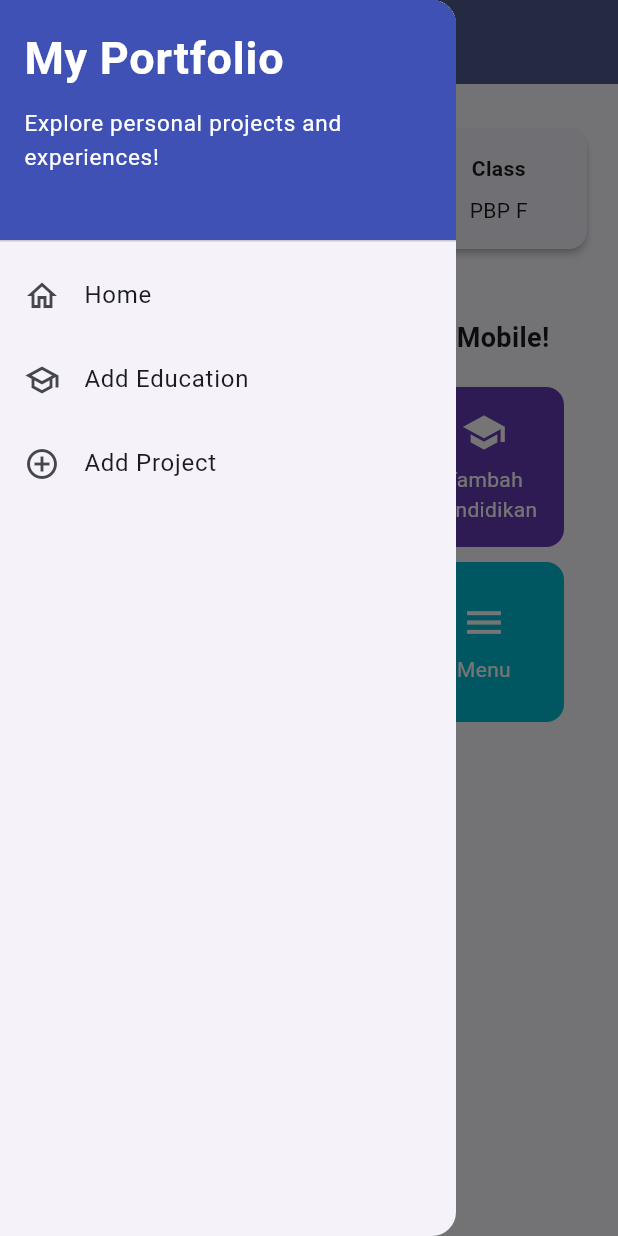
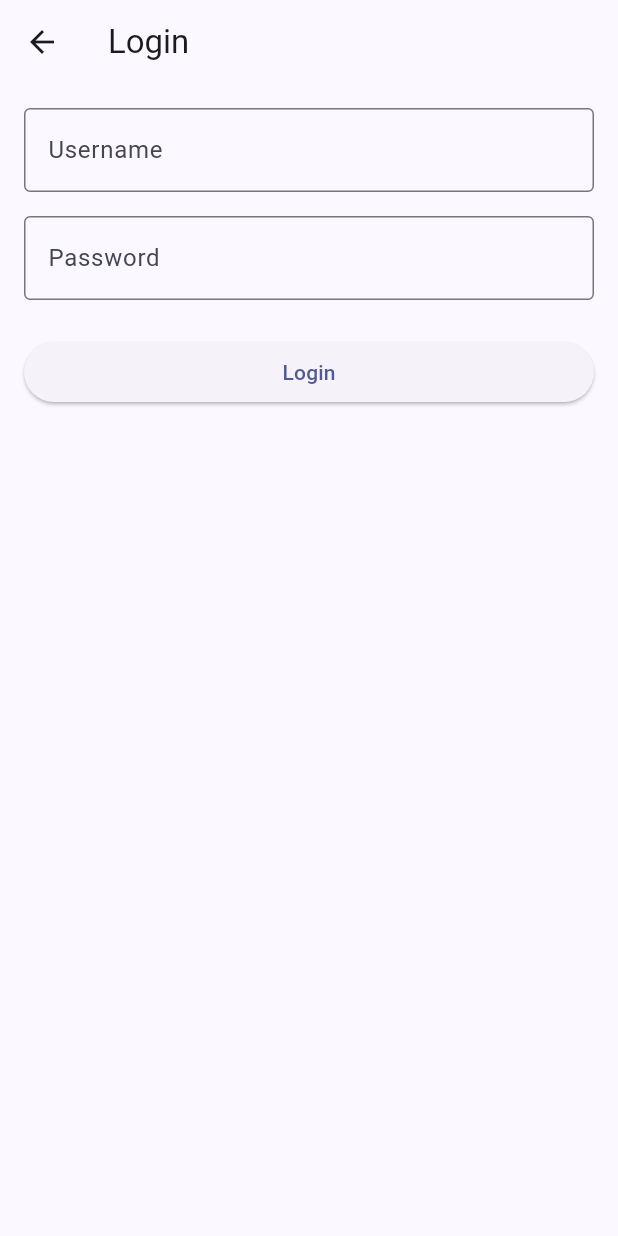
Before and after one commit to ervhinoaryoseto-del/myportofolio_mobile, a Flutter app: the screen it shows after launch, in the side drawer, after a tap on "Logout", on a phone screen of 412 x 824 dp. Run offline on Flutter 3.47's test engine with Material 3 defaults, Android fonts, the phone set to English and light mode, and no system bars; our stand-ins replace material_ui; generated files the repository leaves out were written again.

Commit message:
feat: add project API browsing and authentication

```diff
--- a/lib/main.dart
+++ b/lib/main.dart
@@ -1,25 +1,35 @@
 import 'package:material_ui/material_ui.dart';
 import 'package:myportofolio_mobile/screens/menu.dart';
+import 'package:myportofolio_mobile/services/api_client.dart';
+import 'package:myportofolio_mobile/services/auth_state.dart';
+import 'package:provider/provider.dart';
 
 void main() {
-  runApp(const MyApp());
+  runApp(MyApp(apiClient: ApiClient()));
 }
 
 class MyApp extends StatelessWidget {
-  const MyApp({super.key});
+  const MyApp({required this.apiClient, super.key});
+  final ApiClient apiClient;
 
   @override
   Widget build(BuildContext context) {
-    return MaterialApp(
+    return MultiProvider(
+      providers: [
+        Provider.value(value: apiClient),
+        ChangeNotifierProvider(create: (_) => AuthState(apiClient)),
+      ],
+      child: MaterialApp(
         title: 'MyPortfolio',
         theme: ThemeData(
           colorScheme: ColorScheme.fromSeed(
             seedColor: Colors.indigo,
-          secondary  : Colors.amber[700],
+            secondary: Colors.amber[700],
           ),
           useMaterial3: true,
         ),
         home: MyHomePage(),
+      ),
     );
   }
 }
--- /dev/null
+++ b/lib/screens/login_screen.dart
@@ -0,0 +1,76 @@
+import 'package:material_ui/material_ui.dart';
+import 'package:myportofolio_mobile/services/api_client.dart';
+import 'package:myportofolio_mobile/services/auth_state.dart';
+import 'package:provider/provider.dart';
+
+class LoginScreen extends StatefulWidget {
+  const LoginScreen({super.key});
+  @override
+  State<LoginScreen> createState() => _LoginScreenState();
+}
+
+class _LoginScreenState extends State<LoginScreen> {
+  final _formKey = GlobalKey<FormState>();
+  String _username = '', _password = '';
+  bool _isSubmitting = false;
+
+  Future<void> _submit() async {
+    if (!_formKey.currentState!.validate()) return;
+    setState(() => _isSubmitting = true);
+    try {
+      await context.read<AuthState>().login(_username, _password);
+      if (mounted) Navigator.pop(context, true);
+    } on ApiException catch (error) {
+      if (mounted) {
+        ScaffoldMessenger.of(context).showSnackBar(
+          SnackBar(content: Text('Login gagal (${error.statusCode})')),
+        );
+      }
+    } finally {
+      if (mounted) setState(() => _isSubmitting = false);
+    }
+  }
+
+  @override
+  Widget build(BuildContext context) => Scaffold(
+    appBar: AppBar(title: const Text('Login')),
+    body: Form(
+      key: _formKey,
+      child: SingleChildScrollView(
+        padding: const EdgeInsets.all(16),
+        child: Column(
+          crossAxisAlignment: CrossAxisAlignment.stretch,
+          children: [
+            TextFormField(
+              decoration: const InputDecoration(
+                labelText: 'Username',
+                border: OutlineInputBorder(),
+              ),
+              onChanged: (v) => _username = v,
+              validator: (v) =>
+                  v == null || v.isEmpty ? 'Username cannot be empty!' : null,
+            ),
+            const SizedBox(height: 16),
+            TextFormField(
+              obscureText: true,
+              decoration: const InputDecoration(
+                labelText: 'Password',
+                border: OutlineInputBorder(),
+              ),
+              onChanged: (v) => _password = v,
+              validator: (v) =>
+                  v == null || v.isEmpty ? 'Password cannot be empty!' : null,
+            ),
+            const SizedBox(height: 24),
+            ElevatedButton(
+              onPressed: _isSubmitting ? null : _submit,
+              child: _isSubmitting
+                  ? const CircularProgressIndicator()
+                  : const Text('Login'),
+            ),
+          ],
+        ),
+      ),
+    ),
+  );
+}
--- /dev/null
+++ b/lib/services/auth_state.dart
@@ -0,0 +1,26 @@
+import 'package:flutter/foundation.dart';
+import 'package:myportofolio_mobile/services/api_client.dart';
+
+class AuthState extends ChangeNotifier {
+  AuthState(this._apiClient, {String? initialToken}) : _token = initialToken;
+  final ApiClient _apiClient;
+  String? _token;
+  String? get token => _token;
+  bool get isLoggedIn => _token != null;
+
+  Future<void> login(String username, String password) async {
+    _token = await _apiClient.obtainToken(username, password);
+    notifyListeners();
+  }
+
+  Future<void> logout() async {
+    final current = _token;
+    if (current == null) return;
+    try {
+      await _apiClient.logout(token: current);
+    } finally {
+      _token = null;
+      notifyListeners();
+    }
+  }
+}
--- /dev/null
+++ b/lib/widgets/auth_guard.dart
@@ -0,0 +1,13 @@
+import 'package:flutter/material.dart';
+import 'package:myportofolio_mobile/screens/login_screen.dart';
+import 'package:myportofolio_mobile/services/auth_state.dart';
+import 'package:provider/provider.dart';
+
+Future<bool> ensureLoggedIn(BuildContext context) async {
+  if (context.read<AuthState>().isLoggedIn) return true;
+  final loggedIn = await Navigator.push<bool>(
+    context,
+    MaterialPageRoute(builder: (_) => const LoginScreen()),
+  );
+  return loggedIn ?? false;
+}
--- a/lib/widgets/left_drawer.dart
+++ b/lib/widgets/left_drawer.dart
@@ -2,12 +2,17 @@ import 'package:material_ui/material_ui.dart';
 import 'package:myportofolio_mobile/screens/menu.dart';
 import 'package:myportofolio_mobile/screens/project_form.dart';
 import 'package:myportofolio_mobile/screens/education_form.dart';
+import 'package:myportofolio_mobile/screens/project_list_screen.dart';
+import 'package:myportofolio_mobile/services/auth_state.dart';
+import 'package:myportofolio_mobile/widgets/auth_guard.dart';
+import 'package:provider/provider.dart';
 
 class LeftDrawer extends StatelessWidget {
   const LeftDrawer({super.key});
 
   @override
   Widget build(BuildContext context) {
+    final isLoggedIn = context.watch<AuthState>().isLoggedIn;
     return Drawer(
       child: ListView(
         children: [
@@ -33,6 +38,14 @@ class LeftDrawer extends StatelessWidget {
             ),
           ),
           ListTile(
+            leading: const Icon(Icons.folder_outlined),
+            title: const Text('Projects'),
+            onTap: () => Navigator.push(
+              context,
+              MaterialPageRoute(builder: (_) => const ProjectListScreen()),
+            ),
+          ),
+          ListTile(
             leading: const Icon(Icons.home_outlined),
             title: const Text('Home'),
             onTap: () {
@@ -48,7 +61,9 @@ class LeftDrawer extends StatelessWidget {
             onTap: () {
               Navigator.push(
                 context,
-                MaterialPageRoute(builder: (context) => const EducationFormPage()),
+                MaterialPageRoute(
+                  builder: (context) => const EducationFormPage(),
+                ),
               );
             },
           ),
@@ -56,14 +71,31 @@ class LeftDrawer extends StatelessWidget {
             leading: const Icon(Icons.add_circle_outline),
             title: const Text('Add Project'),
             onTap: () {
-              Navigator.push(
-                context,
-                MaterialPageRoute(
-                  builder: (context) => const ProjectFormPage(),
-                ),
-              );
+              ensureLoggedIn(context).then((loggedIn) {
+                if (loggedIn && context.mounted) {
+                  Navigator.push(
+                    context,
+                    MaterialPageRoute(builder: (_) => const ProjectFormPage()),
+                  );
+                }
+              });
             },
           ),
+          if (!isLoggedIn)
+            ListTile(
+              leading: const Icon(Icons.login),
+              title: const Text('Login'),
+              onTap: () => ensureLoggedIn(context),
+            ),
+          if (isLoggedIn)
+            ListTile(
+              leading: const Icon(Icons.logout),
+              title: const Text('Logout'),
+              onTap: () async {
+                await context.read<AuthState>().logout();
+                if (context.mounted) Navigator.pop(context);
+              },
+            ),
         ],
       ),
     );
```
Also changed, not shown: lib/screens/project_detail_screen.dart (added, +29 -0 lines). Lines whose indentation alone changed are shown as unchanged.
